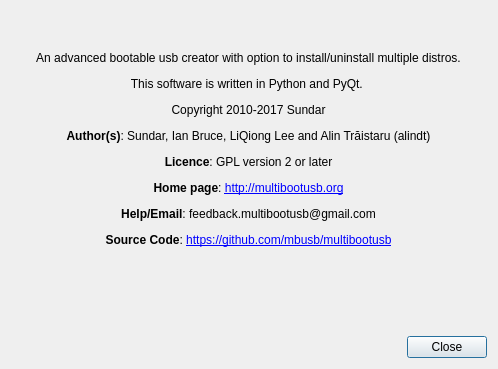
Before: the Qt Designer form scripts/gui/about.ui in mbusb/multibootusb, drawn with Qt 5.
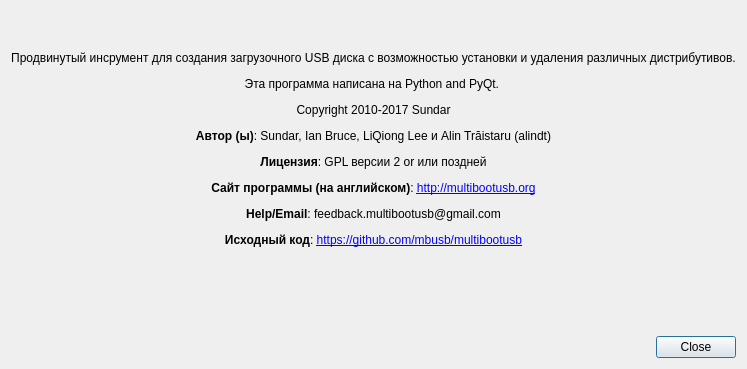
After: the same form once the commit is applied.

Commit message: Starting translation to russian

```diff
--- a/scripts/gui/about.ui
+++ b/scripts/gui/about.ui
@@ -25,7 +25,7 @@
      <item row="1" column="1">
       <widget class="QLabel" name="label_6">
        <property name="text">
-        <string>&lt;html&gt;&lt;head/&gt;&lt;body&gt;&lt;p align=&quot;center&quot;&gt;An advanced bootable usb creator with option to install/uninstall multiple distros.&lt;/p&gt;&lt;p align=&quot;center&quot;&gt;This software is written in Python and PyQt. &lt;/p&gt;&lt;p align=&quot;center&quot;&gt;Copyright  2010-2017  Sundar&lt;/p&gt;&lt;p align=&quot;center&quot;&gt;&lt;span style=&quot; font-weight:600;&quot;&gt;Author(s)&lt;/span&gt;: Sundar, Ian Bruce, LiQiong Lee and Alin Trăistaru (alindt)&lt;/p&gt;&lt;p align=&quot;center&quot;&gt;&lt;span style=&quot; font-weight:600;&quot;&gt;Licence&lt;/span&gt;: GPL version 2 or later&lt;/p&gt;&lt;p align=&quot;center&quot;&gt;&lt;span style=&quot; font-weight:600;&quot;&gt;Home page&lt;/span&gt;: &lt;a href=&quot; http://multibootusb.org&quot;&gt;&lt;span style=&quot; text-decoration: underline; color:#0000ff;&quot;&gt;http://multibootusb.org&lt;/span&gt;&lt;/a&gt;&lt;/p&gt;&lt;p align=&quot;center&quot;&gt;&lt;span style=&quot; font-weight:600;&quot;&gt;Help/Email&lt;/span&gt;: feedback.multibootusb@gmail.com&lt;/p&gt;&lt;p align=&quot;center&quot;&gt;&lt;span style=&quot; font-weight:600;&quot;&gt;Source Code&lt;/span&gt;: &lt;a href=&quot;https://github.com/mbusb/multibootusb&quot;&gt;&lt;span style=&quot; text-decoration: underline; color:#0000ff;&quot;&gt;https://github.com/mbusb/multibootusb&lt;/span&gt;&lt;/a&gt;&lt;/p&gt;&lt;p&gt;&lt;br/&gt;&lt;/p&gt;&lt;/body&gt;&lt;/html&gt;</string>
+        <string>&lt;html&gt;&lt;head/&gt;&lt;body&gt;&lt;p align=&quot;center&quot;&gt;Продвинутый инсрумент для создания загрузочного USB диска с возможностью установки и удаления различных дистрибутивов.&lt;/p&gt;&lt;p align=&quot;center&quot;&gt;Эта программа написана на Python and PyQt. &lt;/p&gt;&lt;p align=&quot;center&quot;&gt;Copyright  2010-2017  Sundar&lt;/p&gt;&lt;p align=&quot;center&quot;&gt;&lt;span style=&quot; font-weight:600;&quot;&gt;Автор (ы)&lt;/span&gt;: Sundar, Ian Bruce, LiQiong Lee и Alin Trăistaru (alindt)&lt;/p&gt;&lt;p align=&quot;center&quot;&gt;&lt;span style=&quot; font-weight:600;&quot;&gt;Лицензия&lt;/span&gt;: GPL версии 2 or или поздней&lt;/p&gt;&lt;p align=&quot;center&quot;&gt;&lt;span style=&quot; font-weight:600;&quot;&gt;Сайт программы (на английском)&lt;/span&gt;: &lt;a href=&quot; http://multibootusb.org&quot;&gt;&lt;span style=&quot; text-decoration: underline; color:#0000ff;&quot;&gt;http://multibootusb.org&lt;/span&gt;&lt;/a&gt;&lt;/p&gt;&lt;p align=&quot;center&quot;&gt;&lt;span style=&quot; font-weight:600;&quot;&gt;Help/Email&lt;/span&gt;: feedback.multibootusb@gmail.com&lt;/p&gt;&lt;p align=&quot;center&quot;&gt;&lt;span style=&quot; font-weight:600;&quot;&gt;Исходный код&lt;/span&gt;: &lt;a href=&quot;https://github.com/mbusb/multibootusb&quot;&gt;&lt;span style=&quot; text-decoration: underline; color:#0000ff;&quot;&gt;https://github.com/mbusb/multibootusb&lt;/span&gt;&lt;/a&gt;&lt;/p&gt;&lt;p&gt;&lt;br/&gt;&lt;/p&gt;&lt;/body&gt;&lt;/html&gt;</string>
        </property>
       </widget>
      </item>
```
Left out of the diff: 2 changed lines with no effect on the pictures.
